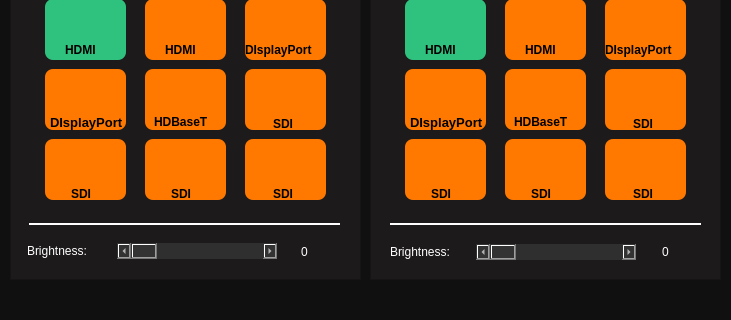
Walter0b/Projector_remote_control, file mainwindow.ui: the form before one commit; both pictures show x 0 to 731 and y 191 to 511 of the 731 by 511 pixel window.
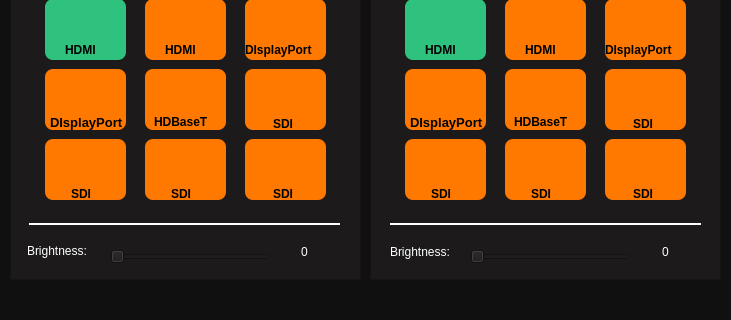
The form after the commit. The open tabs and pages were chosen to show the change. Icons and pictures are not drawn.

Diff of the .ui file:
```diff
--- a/mainwindow.ui
+++ b/mainwindow.ui
@@ -120,7 +120,7 @@
      <string notr="true">background: #101010;</string>
     </property>
     <property name="currentIndex">
-     <number>3</number>
+     <number>1</number>
     </property>
     <widget class="QWidget" name="page">
      <widget class="QFrame" name="frame">
@@ -253,30 +253,6 @@
         <string/>
        </property>
       </widget>
-      <widget class="QScrollBar" name="sl_brightness_1">
-       <property name="geometry">
-        <rect>
-         <x>107</x>
-         <y>384</y>
-         <width>160</width>
-         <height>16</height>
-        </rect>
-       </property>
-       <property name="minimumSize">
-        <size>
-         <width>160</width>
-         <height>0</height>
-        </size>
-       </property>
-       <property name="styleSheet">
-        <string notr="true">color: white;
-background-color:rgba(53, 53, 53, 0.8);
-</string>
-       </property>
-       <property name="orientation">
-        <enum>Qt::Horizontal</enum>
-       </property>
-      </widget>
       <widget class="QLabel" name="label_3">
        <property name="geometry">
         <rect>
@@ -841,8 +817,23 @@
         <string>0</string>
        </property>
       </widget>
+      <widget class="QSlider" name="sl_brightness_1">
+       <property name="geometry">
+        <rect>
+         <x>100</x>
+         <y>390</y>
+         <width>160</width>
+         <height>16</height>
+        </rect>
+       </property>
+       <property name="styleSheet">
+        <string notr="true"/>
+       </property>
+       <property name="orientation">
+        <enum>Qt::Horizontal</enum>
+       </property>
+      </widget>
       <zorder>line</zorder>
-      <zorder>sl_brightness_1</zorder>
       <zorder>line_3</zorder>
       <zorder>label</zorder>
       <zorder>P1_SDI_1</zorder>
@@ -867,6 +858,7 @@
       <zorder>label_15</zorder>
       <zorder>label_12</zorder>
       <zorder>label_3</zorder>
+      <zorder>sl_brightness_1</zorder>
      </widget>
      <widget class="QPushButton" name="Admin_button">
       <property name="geometry">
@@ -984,29 +976,6 @@
         <string/>
        </property>
       </widget>
-      <widget class="QScrollBar" name="sl_brightness_2">
-       <property name="geometry">
-        <rect>
-         <x>106</x>
-         <y>385</y>
-         <width>160</width>
-         <height>16</height>
-        </rect>
-       </property>
-       <property name="minimumSize">
-        <size>
-         <width>160</width>
-         <height>0</height>
-        </size>
-       </property>
-       <property name="styleSheet">
-        <string notr="true">color: white;
-background-color:rgba(53, 53, 53, 0.8);</string>
-       </property>
-       <property name="orientation">
-        <enum>Qt::Horizontal</enum>
-       </property>
-      </widget>
       <widget class="QLabel" name="label_4">
        <property name="geometry">
         <rect>
@@ -1570,8 +1539,20 @@
         <string>0</string>
        </property>
       </widget>
+      <widget class="QSlider" name="sl_brightness_2">
+       <property name="geometry">
+        <rect>
+         <x>100</x>
+         <y>390</y>
+         <width>160</width>
+         <height>16</height>
+        </rect>
+       </property>
+       <property name="orientation">
+        <enum>Qt::Horizontal</enum>
+       </property>
+      </widget>
       <zorder>line_2</zorder>
-      <zorder>sl_brightness_2</zorder>
       <zorder>label_4</zorder>
       <zorder>line_4</zorder>
       <zorder>P2_SDI_1</zorder>
@@ -1596,6 +1577,7 @@
       <zorder>label_28</zorder>
       <zorder>label_2</zorder>
       <zorder>label_21</zorder>
+      <zorder>sl_brightness_2</zorder>
      </widget>
     </widget>
     <widget class="QWidget" name="page_3">
```
